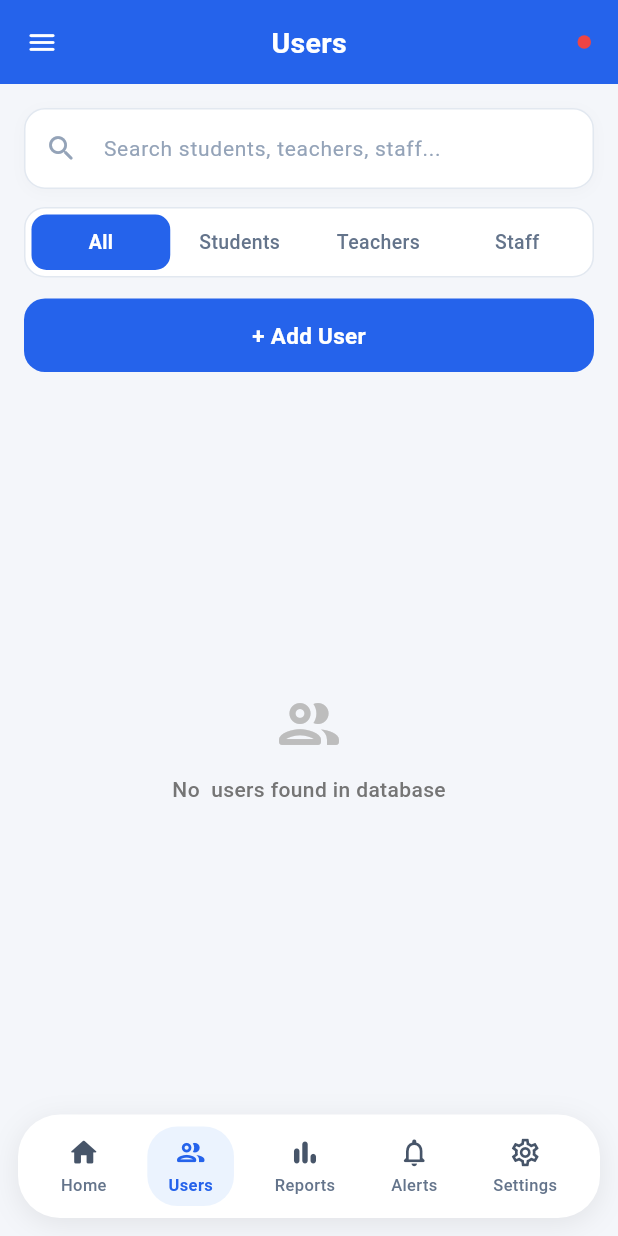
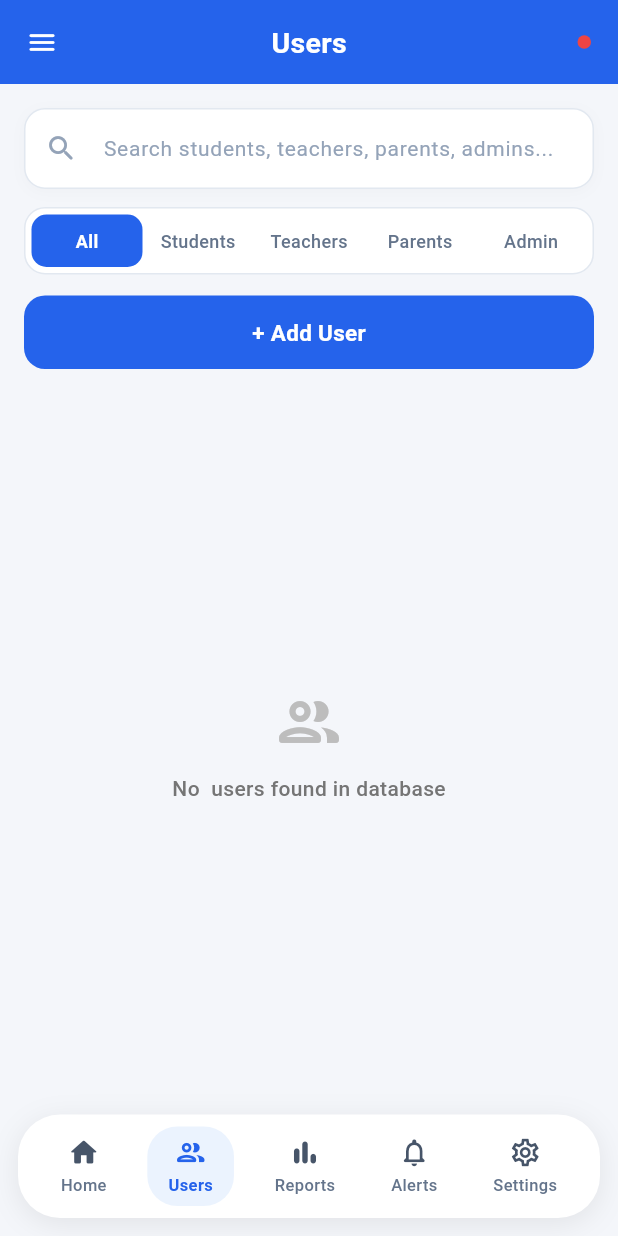
Before and after one commit to Nisal1067/schoolbridge, a Flutter app: the AdminDashboard screen opened directly, item 2 of the bottom bar chosen, on a phone screen of 412 x 824 dp. Run offline on Flutter 3.47's test engine with Material 3 defaults, Android fonts, the phone set to English and light mode, and no system bars; our stand-ins replace cloud_firestore, firebase_auth, firebase_core; accounts and stored records are empty.

Commit message:
improve usermanagement

```diff
--- a/lib/dashboards/screens/admin_dashboard.dart
+++ b/lib/dashboards/screens/admin_dashboard.dart
@@ -1,3 +1,5 @@
+import 'package:cloud_firestore/cloud_firestore.dart';
+import 'package:firebase_auth/firebase_auth.dart';
 import 'package:flutter/material.dart';
 import '../../auth/widgets/logout_button.dart';
 import '../../core/widgets/placeholder.dart';
@@ -54,28 +56,57 @@ class _AdminDashboardState extends State<AdminDashboard> {
                 width: double.infinity,
                 padding: const EdgeInsets.all(24),
                 color: const Color(0xFF2563EB),
-                child: const Column(
+                child: Builder(
+                  builder: (context) {
+                    final user = FirebaseAuth.instance.currentUser;
+                    final emailStr = user?.email ?? 'admin@schoolbridge.lk';
+                    final defaultName = user?.displayName ??
+                        (emailStr.contains('@') ? emailStr.split('@').first : 'Admin');
+
+                    return StreamBuilder<DocumentSnapshot<Map<String, dynamic>>>(
+                      stream: user != null
+                          ? FirebaseFirestore.instance
+                              .collection('users')
+                              .doc(user.uid)
+                              .snapshots()
+                          : null,
+                      builder: (context, snapshot) {
+                        String adminName = defaultName;
+                        if (snapshot.hasData && snapshot.data!.exists) {
+                          final data = snapshot.data!.data();
+                          if (data != null &&
+                              data['name'] != null &&
+                              data['name'].toString().trim().isNotEmpty) {
+                            adminName = data['name'].toString().trim();
+                          }
+                        }
+
+                        return Column(
                           crossAxisAlignment: CrossAxisAlignment.start,
                           children: [
-                    CircleAvatar(
+                            const CircleAvatar(
                               radius: 30,
                               backgroundColor: Colors.white24,
                               child: Icon(Icons.admin_panel_settings, size: 36, color: Colors.white),
                             ),
-                    SizedBox(height: 12),
+                            const SizedBox(height: 12),
                             Text(
-                      'SchoolBridge Admin',
-                      style: TextStyle(
+                              adminName,
+                              style: const TextStyle(
                                 color: Colors.white,
                                 fontSize: 18,
                                 fontWeight: FontWeight.bold,
                               ),
                             ),
                             Text(
-                      'admin@schoolbridge.lk',
-                      style: TextStyle(color: Colors.white70, fontSize: 13),
+                              emailStr,
+                              style: const TextStyle(color: Colors.white70, fontSize: 13),
                             ),
                           ],
+                        );
+                      },
+                    );
+                  },
                 ),
               ),
               ListTile(
--- a/lib/features/reports/services/report_service.dart
+++ b/lib/features/reports/services/report_service.dart
@@ -69,7 +69,7 @@ class ReportService {
       subjectBreakdown: {
         'Students': 320,
         'Teachers': 25,
-        'Staff': 12,
+        'Admin': 12,
       },
     ),
   ];
--- a/lib/features/user_management/models/user_item.dart
+++ b/lib/features/user_management/models/user_item.dart
@@ -5,8 +5,8 @@ class UserItem {
   final String name;
   final String email;
   final String phone;
-  final String role; // 'Student', 'Teacher', 'Staff', 'Admin'
-  final String gradeOrClass; // e.g. 'Grade 10-A', 'Mathematics', 'Office'
+  final String role; // 'Student', 'Teacher', 'Admin'
+  final String gradeOrClass; // e.g. 'Grade 10-A', 'Mathematics', 'Administration'
   final String status; // 'Active', 'Inactive'
   final String joinedDate;
 
@@ -58,11 +58,13 @@ class UserItem {
   }
 
   Map<String, dynamic> toMap() {
+    final roleLower = role.trim().toLowerCase();
+    final cleanRole = roleLower == 'staff' ? 'admin' : roleLower;
     return {
       'name': name,
       'email': email,
       'phone': phone,
-      'role': role.toLowerCase(),
+      'role': cleanRole,
       'gradeOrClass': gradeOrClass,
       'class': gradeOrClass,
       'schoolId': 'school01',
@@ -76,9 +78,17 @@ class UserItem {
   factory UserItem.fromMap(Map<String, dynamic> map, String id) {
     String parsedRole = 'Student';
     if (map['role'] != null) {
-      final r = map['role'].toString().trim();
-      if (r.isNotEmpty) {
-        parsedRole = r[0].toUpperCase() + r.substring(1).toLowerCase();
+      final r = map['role'].toString().trim().toLowerCase();
+      if (r == 'admin' || r == 'staff' || r == 'administrator') {
+        parsedRole = 'Admin';
+      } else if (r == 'teacher' || r == 'faculty') {
+        parsedRole = 'Teacher';
+      } else if (r == 'parent' || r == 'guardian') {
+        parsedRole = 'Parent';
+      } else if (r == 'student') {
+        parsedRole = 'Student';
+      } else if (r.isNotEmpty) {
+        parsedRole = r[0].toUpperCase() + r.substring(1);
       }
     }
 
--- a/lib/features/user_management/screens/add_user_screen.dart
+++ b/lib/features/user_management/screens/add_user_screen.dart
@@ -23,7 +23,7 @@ class _AddUserScreenState extends State<AddUserScreen> {
   bool _obscurePassword = true;
   bool _isSubmitting = false;
 
-  final List<String> _roles = ['Student', 'Teacher', 'Staff'];
+  final List<String> _roles = ['Student', 'Teacher', 'Parent', 'Admin'];
 
   @override
   void dispose() {
@@ -136,7 +136,11 @@ class _AddUserScreenState extends State<AddUserScreen> {
           : _phoneController.text.trim(),
       role: _selectedRole,
       gradeOrClass: _gradeController.text.trim().isEmpty
-          ? (_selectedRole == 'Student' ? 'Grade 10-A' : (_selectedRole == 'Teacher' ? 'Mathematics' : 'General'))
+          ? (_selectedRole == 'Student'
+              ? 'Grade 10-A'
+              : (_selectedRole == 'Teacher'
+                  ? 'Mathematics'
+                  : (_selectedRole == 'Parent' ? 'Parent' : 'Administration')))
           : _gradeController.text.trim(),
       status: 'Active',
       joinedDate: joinedString,
--- a/lib/features/user_management/screens/users_list_screen.dart
+++ b/lib/features/user_management/screens/users_list_screen.dart
@@ -59,9 +59,13 @@ class _UsersListScreenState extends State<UsersListScreen> {
       if (_selectedFilter == 'Teachers' && user.role.toLowerCase() != 'teacher') {
         return false;
       }
-      if (_selectedFilter == 'Staff' &&
-          user.role.toLowerCase() != 'staff' &&
-          user.role.toLowerCase() != 'admin') {
+      if ((_selectedFilter == 'Parents' || _selectedFilter == 'Parent') &&
+          user.role.toLowerCase() != 'parent') {
+        return false;
+      }
+      if ((_selectedFilter == 'Admin' || _selectedFilter == 'Admins' || _selectedFilter == 'Staff') &&
+          user.role.toLowerCase() != 'admin' &&
+          user.role.toLowerCase() != 'staff') {
         return false;
       }
 
@@ -115,7 +119,7 @@ class _UsersListScreenState extends State<UsersListScreen> {
                         });
                       },
                       decoration: const InputDecoration(
-                        hintText: 'Search students, teachers, staff...',
+                        hintText: 'Search students, teachers, parents, admins...',
                         hintStyle: TextStyle(
                           color: Color(0xFF94A3B8),
                           fontSize: 14,
--- a/lib/features/user_management/widgets/role_filter_bar.dart
+++ b/lib/features/user_management/widgets/role_filter_bar.dart
@@ -10,7 +10,13 @@ class RoleFilterBar extends StatelessWidget {
     required this.onFilterChanged,
   });
 
-  static const List<String> filters = ['All', 'Students', 'Teachers', 'Staff'];
+  static const List<String> filters = [
+    'All',
+    'Students',
+    'Teachers',
+    'Parents',
+    'Admin',
+  ];
 
   @override
   Widget build(BuildContext context) {
@@ -39,8 +45,10 @@ class RoleFilterBar extends StatelessWidget {
                 alignment: Alignment.center,
                 child: Text(
                   filter,
+                  maxLines: 1,
+                  overflow: TextOverflow.ellipsis,
                   style: TextStyle(
-                    fontSize: 13,
+                    fontSize: 12,
                     fontWeight: isSelected ? FontWeight.w600 : FontWeight.w500,
                     color: isSelected ? Colors.white : const Color(0xFF64748B),
                   ),
--- a/lib/features/user_management/widgets/user_card.dart
+++ b/lib/features/user_management/widgets/user_card.dart
@@ -16,9 +16,10 @@ class UserCard extends StatelessWidget {
       case 'teacher':
         return Icons.school_rounded;
       case 'staff':
-        return Icons.badge_rounded;
       case 'admin':
         return Icons.admin_panel_settings_rounded;
+      case 'parent':
+        return Icons.group_rounded;
       case 'student':
       default:
         return Icons.person_rounded;
```
Also changed, not shown: lib/auth/screens/login_screen.dart (+31 -2 lines), lib/auth/services/auth_service.dart (+194 -73 lines), lib/dashboards/screens/parent_dashboard.dart (+58 -5 lines). Lines whose indentation alone changed are shown as unchanged.
